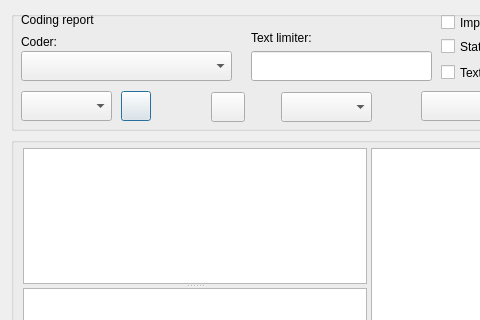
The window that GUI_UIs/ui_dialog_report_codings.ui (ccbogel/QualCoder) describes before a commit, drawn with Qt 5; both pictures show x 0 to 480 and y 0 to 320 of the 1085 by 580 pixel window.
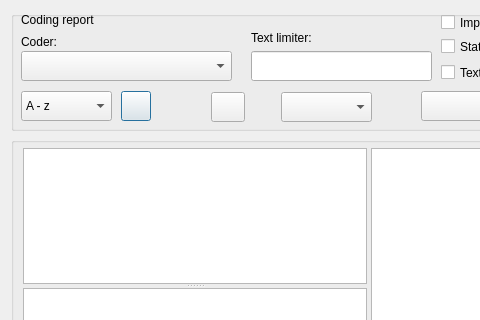
The same window after the commit.

What changed in the file:
```diff
--- a/GUI_UIs/ui_dialog_report_codings.ui
+++ b/GUI_UIs/ui_dialog_report_codings.ui
@@ -361,11 +361,6 @@
       <property name="toolTip">
        <string>&lt;html&gt;&lt;head/&gt;&lt;body&gt;&lt;p&gt;Results sort order.&lt;/p&gt;&lt;p&gt;Set this before running results.&lt;/p&gt;&lt;/body&gt;&lt;/html&gt;</string>
       </property>
-      <item>
-       <property name="text">
-        <string/>
-       </property>
-      </item>
       <item>
        <property name="text">
         <string>A - z</string>
```
